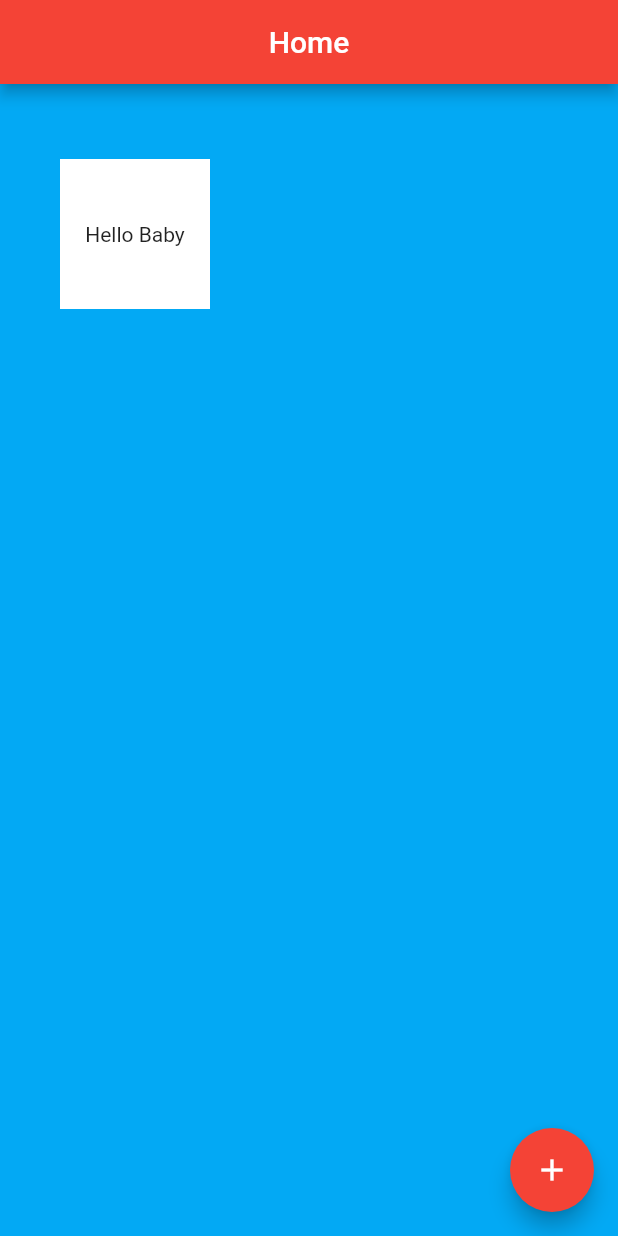
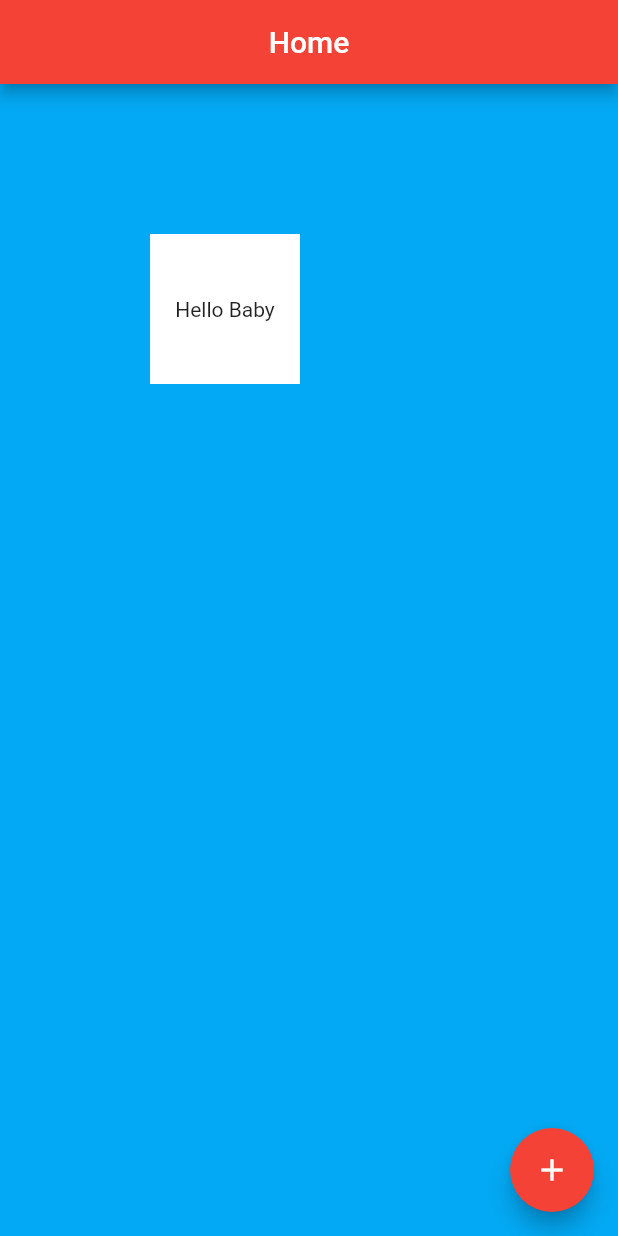
Before and after one commit to mrmezan06/Flutter-All, a Flutter app: the screen it shows after launch, on a phone screen of 412 x 824 dp. Run offline on Flutter 3.47's test engine with Material 2 defaults, Android fonts, the phone set to English and light mode, and no system bars.

Commit message:
margin LTRB

```diff
--- a/lib/main.dart
+++ b/lib/main.dart
@@ -18,7 +18,7 @@ class MyApp extends StatelessWidget {
           child: Container(
             height: 100,
             width: 100,
-          margin: EdgeInsets.only(left: 40,top: 50,right: 10,bottom: 0),
+          margin: EdgeInsets.fromLTRB(100, 100, 20, 30),
           alignment: Alignment.center,
           color: Colors.white,
             child: Text("Hello Baby"),
```
